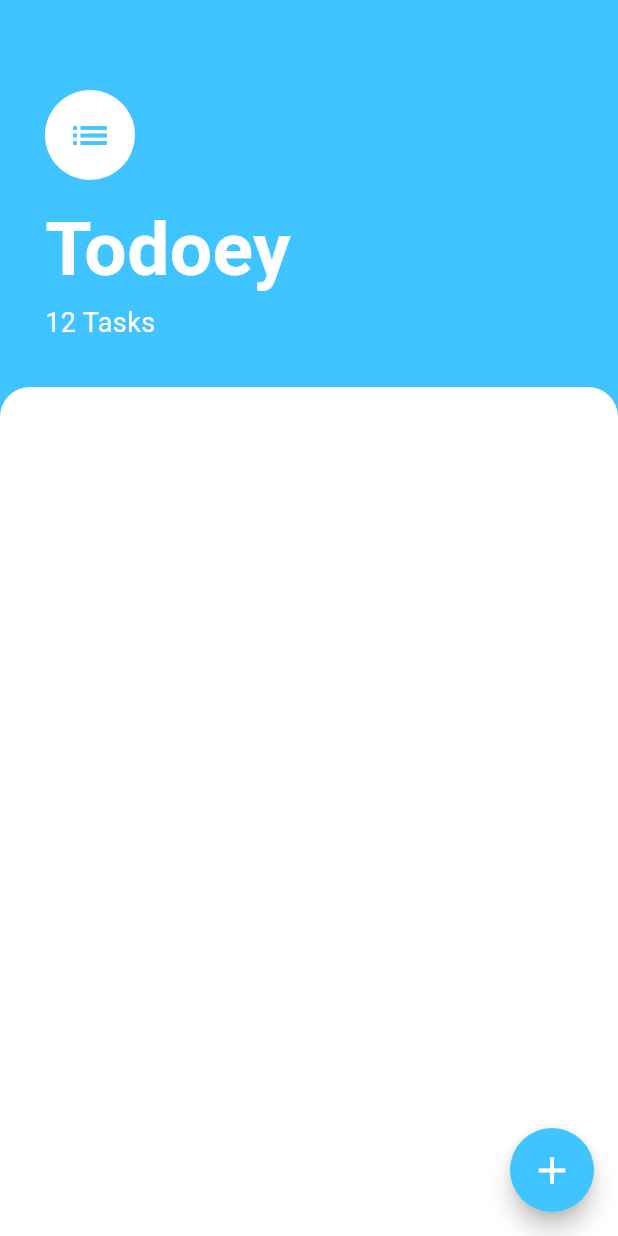
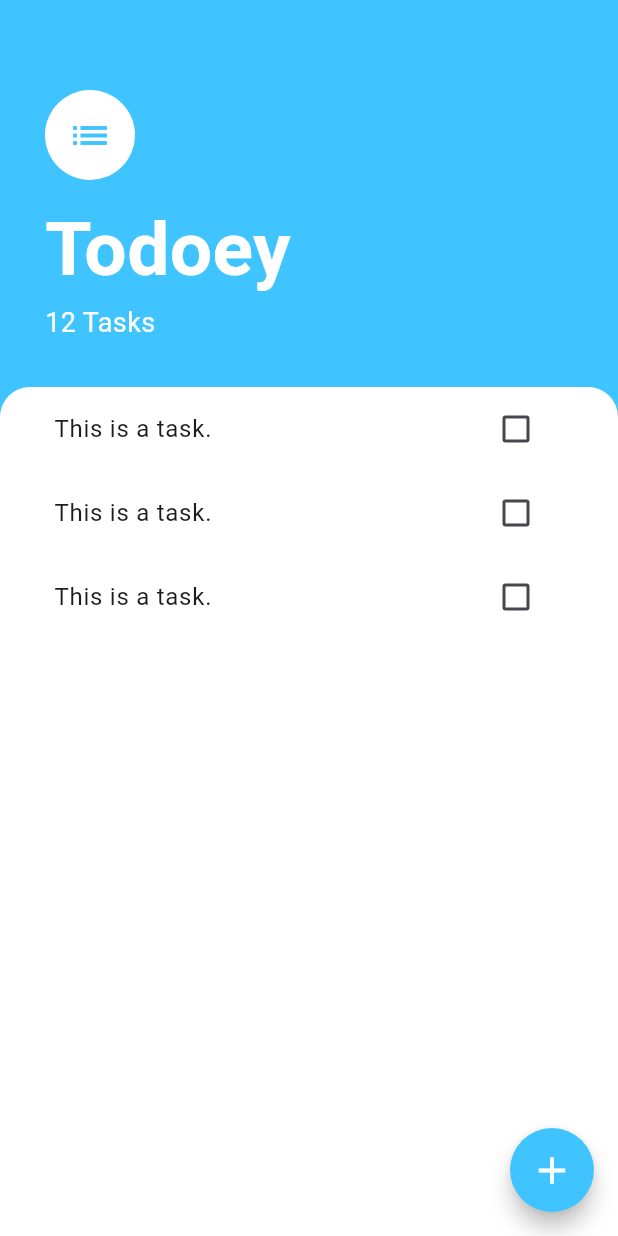
Before and after one commit to Tolkynbayeva/todoey_flutter, a Flutter app: the screen it shows after launch, on a phone screen of 412 x 824 dp. Run offline on Flutter 3.47's test engine with Material 3 defaults, Android fonts, the phone set to English and light mode, and no system bars.

Commit message:
add ListView for tasks

```diff
--- a/lib/pages/tasks_page.dart
+++ b/lib/pages/tasks_page.dart
@@ -1,4 +1,5 @@
 import 'package:flutter/material.dart';
+import 'package:todoey_flutter/widgets/tasks_list.dart';
 
 class TasksPage extends StatelessWidget {
   const TasksPage({super.key});
@@ -55,11 +56,13 @@ class TasksPage extends StatelessWidget {
           ),
           Expanded(
             child: Container(
+              padding: EdgeInsets.symmetric(horizontal: 20.0),
               decoration: BoxDecoration(
                   color: Colors.white,
                   borderRadius: BorderRadius.only(
                       topLeft: Radius.circular(20.0),
                       topRight: Radius.circular(20.0))),
+              child: TasksList(),
             ),
           ),
         ],
--- /dev/null
+++ b/lib/widgets/task_tile.dart
@@ -0,0 +1,14 @@
+import 'package:flutter/material.dart';
+
+class TaskTile extends StatelessWidget {
+  @override
+  Widget build(BuildContext context) {
+    return ListTile(
+      title: Text('This is a task.'),
+      trailing: Checkbox(
+        value: false,
+        onChanged: (bool? newValue) {},
+      ),
+    );
+  }
+}
--- /dev/null
+++ b/lib/widgets/tasks_list.dart
@@ -0,0 +1,15 @@
+import 'package:flutter/material.dart';
+import 'task_tile.dart';
+
+class TasksList extends StatelessWidget {
+  @override
+  Widget build(BuildContext context) {
+    return ListView(
+      children: [
+        TaskTile(),
+        TaskTile(),
+        TaskTile(),
+      ],
+    );
+  }
+}
```
